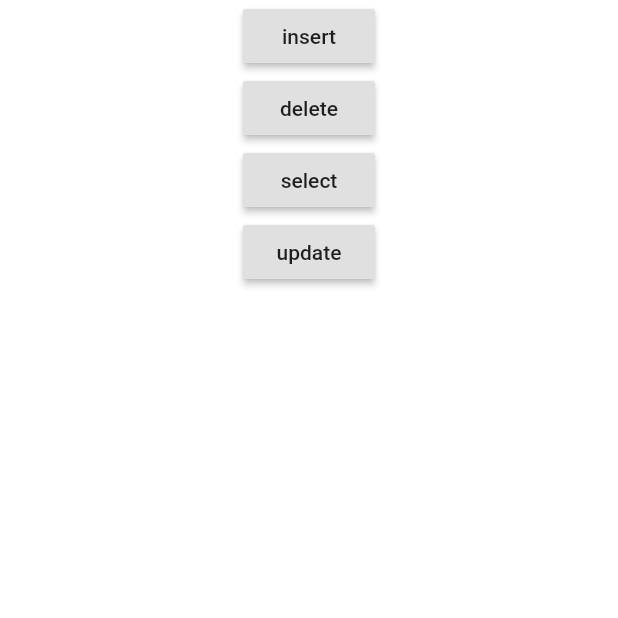
After one commit to sungdoolim/flut_prac, a Flutter app: the screen it shows after launch, after a tap on "sqflite", on a phone screen of 412 x 824 dp, the top half of it. The commit adds this screen. Run offline on Flutter 3.47's test engine with Material 2 defaults, Android fonts, the phone set to English and light mode, and no system bars; our stand-ins replace flutter_chips_input, sqflite; missing offline and left inert: dart:ffi; accounts and stored records are empty.

Commit message:
http and sqflite data trans

```diff
--- a/first_flut_prac/lib/main.dart
+++ b/first_flut_prac/lib/main.dart
@@ -1,9 +1,12 @@
 import 'package:firstflutprac/dbspring.dart';
+import 'package:firstflutprac/sqflite.dart';
 import 'package:firstflutprac/textsubmit.dart';
 import 'package:firstflutprac/valid.dart';
 import 'package:flutter/cupertino.dart';
 import 'package:flutter/material.dart';
 import 'package:flutter_chips_input/flutter_chips_input.dart';
+import 'package:path/path.dart';
+import 'package:sqflite/sqflite.dart';
 import 'animationcontainer.dart';
 import 'cupertino_page.dart';
 
@@ -15,6 +18,10 @@ void main() {
   a.add(b);
 
   print(a[2] + a[1]);
+
+
+
+
 
   runApp(MyApp());
 }
@@ -74,6 +81,14 @@ class _firstClassState extends State<firstClass> {
               mainAxisAlignment: MainAxisAlignment.center,
               children: <Widget>[
                 RaisedButton(
+                  child:Text("sqflite"),
+                  onPressed: (){
+                    Navigator.push(context,MaterialPageRoute(builder: (context){
+
+                      return sqflite();}));
+                  },
+                ),
+                RaisedButton(
                   child:Text("dbspring"),
                   onPressed: (){
                     Navigator.push(
@@ -116,7 +131,7 @@ class _firstClassState extends State<firstClass> {
                       action: SnackBarAction(
                         label: "cancel",
                         onPressed: () {
-                          print("취소");
+                        //  print("취소");
                         },
                       ),
                     );
--- /dev/null
+++ b/first_flut_prac/lib/memo.dart
@@ -0,0 +1,25 @@
+class Memo {
+  final int id;
+  final String title;
+  final String text;
+  final String createTime;
+  final String editTime;
+
+  Memo({this.id, this.title, this.text, this.createTime, this.editTime});
+
+  Map<String, dynamic> toMap() {
+    return {
+      'id': id,
+      'title': title,
+      'text': text,
+      'createTime': createTime,
+      'editTime': editTime,
+    };
+  }
+
+  // 각 memo 정보를 보기 쉽도록 print 문을 사용하여 toString을 구현하세요
+  @override
+  String toString() {
+    return 'Memo{id: $id, title: $title, text: $text, createTime: $createTime, editTime: $editTime}';
+  }
+}
--- /dev/null
+++ b/first_flut_prac/lib/sqflite.dart
@@ -0,0 +1,47 @@
+import 'package:firstflutprac/dbspring.dart';
+import 'package:firstflutprac/sqflite.dart';
+import 'package:firstflutprac/sqflite_query.dart';
+import 'package:firstflutprac/textsubmit.dart';
+import 'package:firstflutprac/valid.dart';
+import 'package:flutter/cupertino.dart';
+import 'package:flutter/material.dart';
+import 'package:flutter_chips_input/flutter_chips_input.dart';
+import 'package:path/path.dart';
+import 'package:sqflite/sqflite.dart';
+import 'animationcontainer.dart';
+import 'cupertino_page.dart';
+import 'memo.dart';
+class sqflite extends StatefulWidget {
+  @override
+  _sqfliteState createState() => _sqfliteState();
+}
+
+class _sqfliteState extends State<sqflite> {
+  var m=Memo(id: 1, title:"1st",text:"first",createTime:"now",editTime:"some now");
+  var m2=Memo(id: 1, title:"11st",text:"eleventh",createTime:"new",editTime:"new ver");
+  var db=DBHelper();
+
+  @override
+  Widget build(BuildContext context) {
+    return Container(
+      child:Column(children: [
+        RaisedButton(child: Text("insert"),onPressed: (){
+          db.insertMemo(m);
+        },),
+        RaisedButton(child:Text("delete"),onPressed: (){
+          db.deleteMemo(1);
+        },),
+        RaisedButton(child:Text("select"),onPressed: (){
+          db.show();
+        },),
+        RaisedButton(child:Text("update"),onPressed: (){
+          db.updateMemo(m2);
+        },)
+      ],)
+
+
+
+
+    );
+  }
+}
--- a/first_flut_prac/pubspec.yaml
+++ b/first_flut_prac/pubspec.yaml
@@ -25,7 +25,8 @@ dependencies:
     sdk: flutter
   flutter_chips_input: ^1.9.0-dev.1
   http: ^0.12.0+2
-
+  sqflite: ^1.3.0
+  path: ^1.6.4
   # The following adds the Cupertino Icons font to your application.
   # Use with the CupertinoIcons class for iOS style icons.
   cupertino_icons: ^0.1.3
```
Also changed, not shown: first_flut_prac/lib/sqflite_query.dart (added, +110 -0 lines), first_flut_prac/pubspec.lock.
